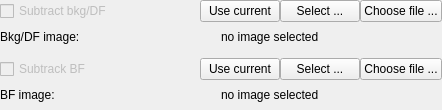
syncope/lavue, file lavuelib/ui/BkgSubtractionWidget.ui: the form before one commit.
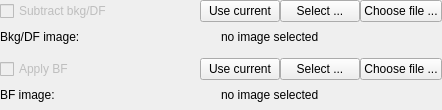
The form after the commit.

```diff
--- a/lavuelib/ui/BkgSubtractionWidget.ui
+++ b/lavuelib/ui/BkgSubtractionWidget.ui
@@ -154,7 +154,7 @@
            <string>&lt;html&gt;&lt;head/&gt;&lt;body&gt;&lt;p&gt;apply brightfield correction to the image. i.e. (image - DF)/(BF - DF)&lt;/p&gt;&lt;/body&gt;&lt;/html&gt;</string>
           </property>
           <property name="text">
-           <string>Subtrack BF</string>
+           <string>Apply BF</string>
           </property>
          </widget>
         </item>
```
Left out of the diff: 10 changed lines with no effect on the pictures.
